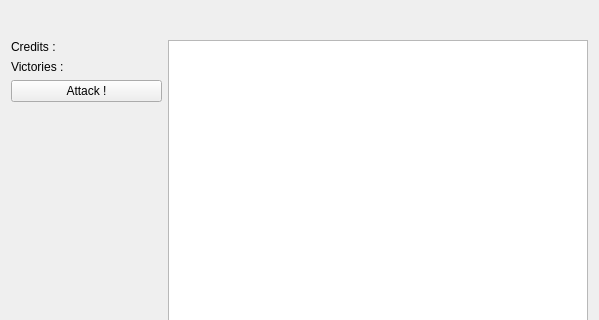
FAForever/client, file src/_res/galacticwar/infopanel.ui: the form before one commit; both pictures show x 0 to 599 and y 0 to 320 of the 599 by 506 pixel window.
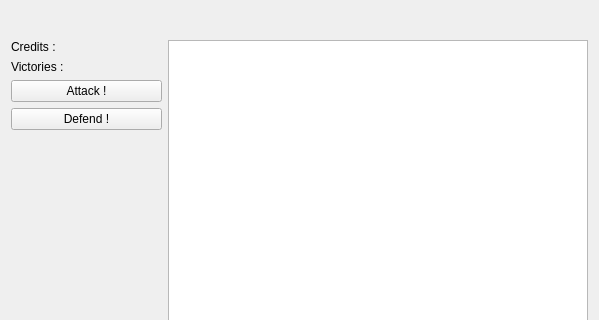
The form after the commit.

Commit message:
Defense button.
branch : gw

The edit to the form file:
```diff
--- a/src/_res/galacticwar/infopanel.ui
+++ b/src/_res/galacticwar/infopanel.ui
@@ -17,7 +17,7 @@
    <string notr="true"/>
   </property>
   <layout class="QGridLayout" name="gridLayout">
-   <item row="0" column="0" colspan="2">
+   <item row="0" column="0">
     <widget class="QLabel" name="nameLabel">
      <property name="font">
       <font>
@@ -69,7 +69,7 @@
      </item>
     </layout>
    </item>
-   <item row="1" column="1" rowspan="4">
+   <item row="1" column="1" rowspan="5">
     <widget class="QListWidget" name="attackListWidget"/>
    </item>
    <item row="2" column="0">
@@ -126,6 +126,13 @@
     </widget>
    </item>
    <item row="4" column="0">
+    <widget class="QPushButton" name="defenseButton">
+     <property name="text">
+      <string>Defend !</string>
+     </property>
+    </widget>
+   </item>
+   <item row="5" column="0">
     <spacer name="verticalSpacer">
      <property name="orientation">
       <enum>Qt::Vertical</enum>
```
The commit also changes 2 other files.
